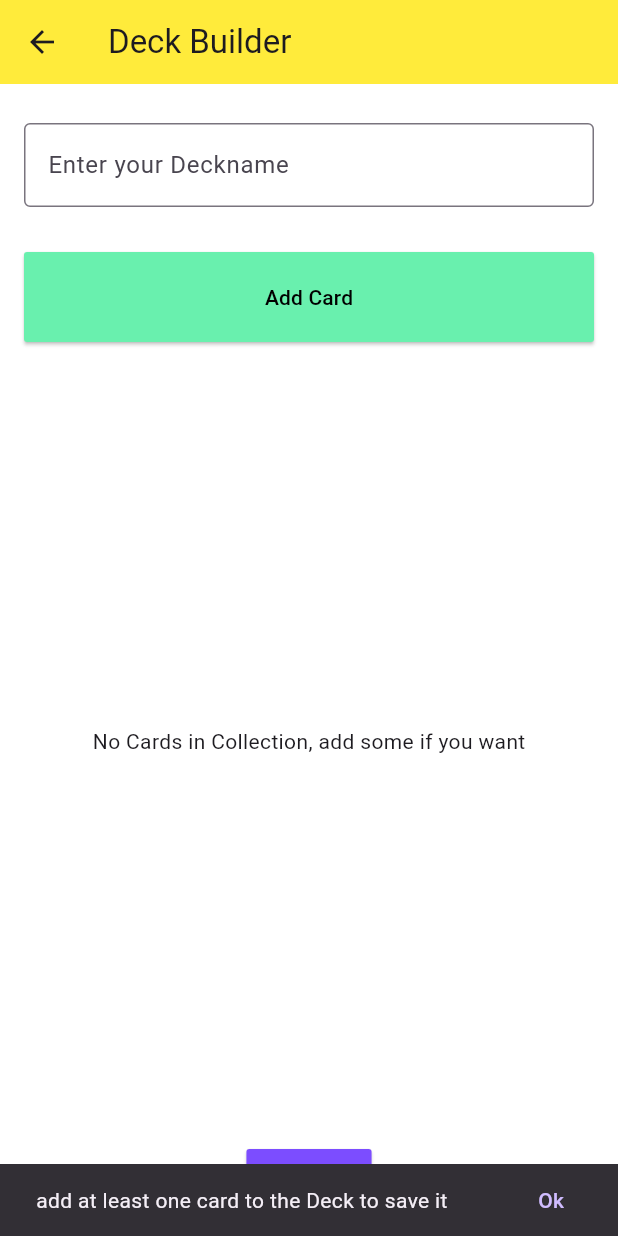
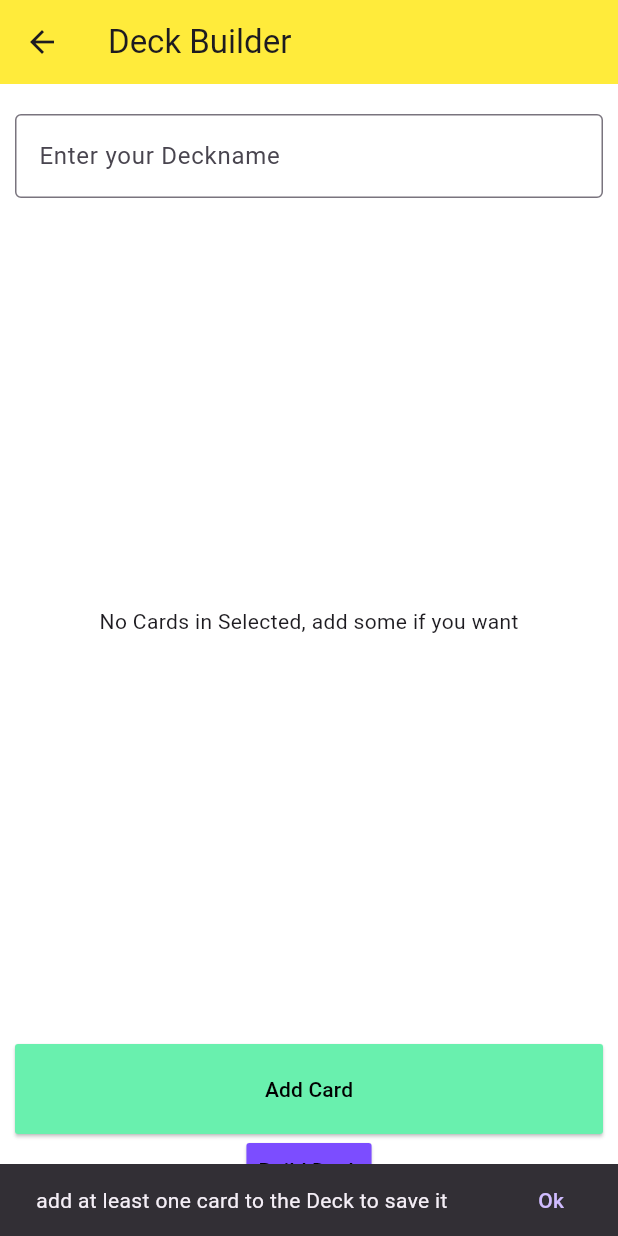
Before and after one commit to meric000/Bachelorarbeit, a Flutter app: the DeckBuilderScreen screen opened directly, after a tap on "Build Deck", on a phone screen of 412 x 824 dp. Run offline on Flutter 3.47's test engine with Material 3 defaults, Android fonts, the phone set to English and light mode, and no system bars; network calls fail.

```diff
--- a/lib/DBHelper.dart
+++ b/lib/DBHelper.dart
@@ -8,7 +8,7 @@ import 'StarwarsUnlimitedCard.dart';
  *  This Method fetches all the Card(s) from the swu-DB mathing the given String and puts in a List
  */
 Future<List<StarWarsUnlimitedCard>> fetchbyName(String name) async {
-  final url = 'https://api.swu-db.com/cards/search?q=$name';
+  final url = 'https://api.swu-db.com/cards/search?q=$name''+and+variant%3Aall&display_mode=checklist&variants=all';
   final response = await http.get(Uri.parse(url));
 
   if (response.statusCode != 200) {
--- a/lib/DeckBuilderScreen.dart
+++ b/lib/DeckBuilderScreen.dart
@@ -9,6 +9,8 @@ import 'User.dart';
 
 void main() {}
 
+///In this class a new Deck is Created or an existing Deck is edited
+///to create a Deck at least one card needs to be added to the Deck to save it
 class DeckBuilderScreen extends StatefulWidget {
   final SWUDecks tempList;
 
@@ -32,7 +34,7 @@ class _DeckBuilderState extends State<DeckBuilderScreen> {
       ),
       backgroundColor: Colors.white, // Hier explizit der weiße Hintergrund
       body: Padding(
-        padding: const EdgeInsets.all(16.0),
+        padding: const EdgeInsets.all(10.0),
         child: Column(
           children: [
             SizedBox(height: 10),
@@ -43,10 +45,12 @@ class _DeckBuilderState extends State<DeckBuilderScreen> {
                 labelText: 'Enter your Deckname',
               ),
             ),
-            SizedBox(height: 30),
 
+            ///The Currently Selected Cards are here displayed
+            Expanded(
+                child: ShowCardsInList(userCards: widget.tempList.cardsInDeck,fromEditScreen: true, userDeck:widget.tempList ,)),
             Align(
-              alignment: Alignment.topLeft,
+              alignment: Alignment.bottomCenter,
               child: ElevatedButton(
                 style: strechedButtonStyle,
                 onPressed: () async {
@@ -66,34 +70,44 @@ class _DeckBuilderState extends State<DeckBuilderScreen> {
                 child: const Text('Add Card'),
               ),
             ),
-
-            ///The Currently Selected Cards are here displayed
-            Expanded(
-                child: ShowCardsInList(userCards: widget.tempList.cardsInDeck)),
             Align(
               alignment: Alignment.bottomCenter,
               child: ElevatedButton(
                 style: raisedButtonStyle,
                 onPressed: () {
-                  ///Creates the Card, when at Least one Card is added to the Deck
+                  ///Creates the Deck, when at Least one Card is added to the Deck
                   ///The Deck is either creates by a Custom name or as "Neues Deck"
                   ///Depending if the User entered a Deckname
                   if (widget.tempList.cardsInDeck.isNotEmpty) {
-                    if (myController.text.isEmpty) {
+                    if (myController.text.isEmpty && !User.exampleUser.userDecks.contains(widget.tempList) ) {
                       User.exampleUser.userDecks.add(widget.tempList);
                       Navigator.pop(context);
                     }
+                    if (myController.text.isEmpty && User.exampleUser.userDecks.contains(widget.tempList) ) {
+                      Navigator.pop(context);
+                      Navigator.pop(context);
+                    }
+
+                    ///Deck is created with a Custom name
                     else {
                       SWUDecks finalUserDeck = SWUDecks(
                           deckname: myController.text);
-                      finalUserDeck.cardsInDeck = widget.tempList.cardsInDeck;
+                      ///If-case, so if a exsisting deck is edited there will be only one deck and not 2 identical
+                      if(User.exampleUser.userDecks.contains(widget.tempList)){
+                        finalUserDeck.cardsInDeck = widget.tempList.cardsInDeck;
+                        User.exampleUser.userDecks.add(finalUserDeck);
+                        User.exampleUser.userDecks.remove(widget.tempList);
+                        Navigator.pop(context);
+                        Navigator.pop(context);
+                      }
+                      else{finalUserDeck.cardsInDeck = widget.tempList.cardsInDeck;
                       User.exampleUser.userDecks.add(finalUserDeck);
                       Navigator.pop(context);
+                      }
+
                     }
                   }
 
-
-                  ///Todo: Neue SWUDECK Liste mit namen aus einer Suchleiste erstellen
                   else {
                     final snackbar = SnackBar(
                       content: const Text(
@@ -111,7 +125,7 @@ class _DeckBuilderState extends State<DeckBuilderScreen> {
                 child: const Text('Build Deck'),
               ),
             ),
-
+            SizedBox(height:10),
           ],
         ),
       ),
--- a/lib/ShowCardsInList.dart
+++ b/lib/ShowCardsInList.dart
@@ -9,14 +9,17 @@ import 'StarwarsUnlimitedCard.dart';
 class ShowCardsInList extends StatelessWidget {
 
   final List<StarWarsUnlimitedCard> userCards;
-  const ShowCardsInList({super.key, required this.userCards});
+  final bool fromEditScreen;
+  final SWUDecks? userDeck;
+  const ShowCardsInList({super.key, required this.userCards, required this.fromEditScreen, this.userDeck});
+
 
   @override
   Widget build(BuildContext context) {
     SizedBox(height:15);
     if (userCards.isEmpty) {
       return const Center(
-          child: Text("No Cards in Collection, add some if you want"));
+          child: Text("No Cards in Selected, add some if you want"));
     } else if (userCards.isNotEmpty) {
       return Expanded(child: GridView.builder(
         gridDelegate: SliverGridDelegateWithFixedCrossAxisCount(
@@ -38,7 +41,7 @@ class ShowCardsInList extends StatelessWidget {
                     MaterialPageRoute(
                       builder: (context) =>
                           FullscreenImagePage(
-                            imageUrl: swuCard.image,  buildingDeck: false, currentCard: swuCard,),
+                            imageUrl: swuCard.image,  buildingDeck: fromEditScreen, currentCard: swuCard, currentUserDeck: userDeck),
                     ),
                   );
                 },
--- a/lib/StarwarsUnlimitedCard.dart
+++ b/lib/StarwarsUnlimitedCard.dart
@@ -39,7 +39,6 @@ class StarWarsUnlimitedCard {
     required this.cardId,
     required this.name,
     required this.image,
-
   });
 
   /// Converts a Json object into one StarWarsUnlimitedCard
@@ -144,7 +143,7 @@ class StarWarsUnlimitedCard {
         backArt = "${sCardsList[i]['BackArt']}";
         backText = "${sCardsList[i]['BackText']}";
       }
-
+      ///Adds the details of the Card to make the StarWarsUnlimitedCard
       cardList.add(
         StarWarsUnlimitedCard(
           cardId: id,
@@ -168,7 +167,6 @@ class StarWarsUnlimitedCard {
         ),
       );
     }
-
     return cardList;
   }
 }
--- a/pubspec.yaml
+++ b/pubspec.yaml
@@ -54,7 +54,8 @@ dev_dependencies:
 
 # The following section is specific to Flutter packages.
 flutter:
-
+  assets:
+    - assets/images/
   # The following line ensures that the Material Icons font is
   # included with your application, so that you can use the icons in
   # the material Icons class.
```
Also changed, not shown: lib/AdvancedFilterScreen.dart (added, +96 -0 lines), lib/CollectionScreen.dart (+67 -9 lines), lib/DeckInfoScreen.dart (+8 -1 lines), lib/SearchScreen.dart (+21 -2 lines), assets/images/SWH_Aspects_Aggression.png (added), assets/images/SWH_Aspects_Command.png (added), assets/images/SWH_Aspects_Cunning.png (added), assets/images/SWH_Aspects_Heroism.png (added), assets/images/SWH_Aspects_Vigilance.png (added), assets/images/SWH_Aspects_Villainy.png (added), pubspec.lock.
